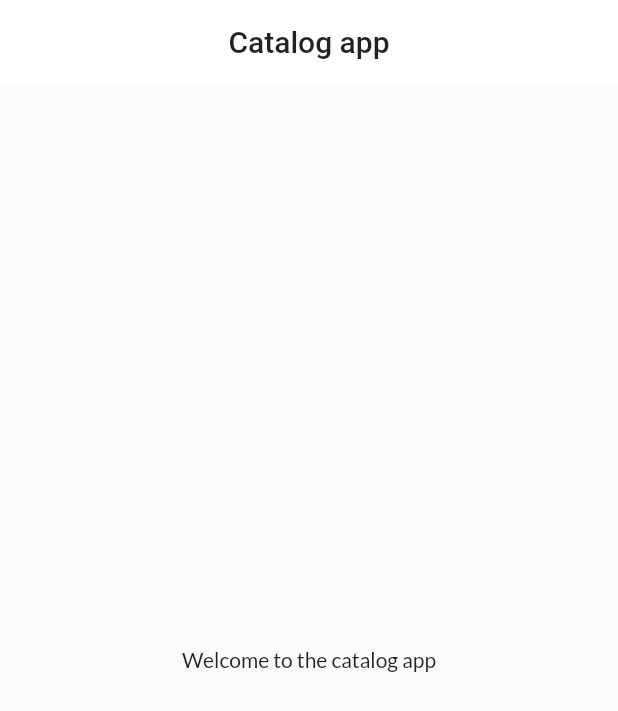
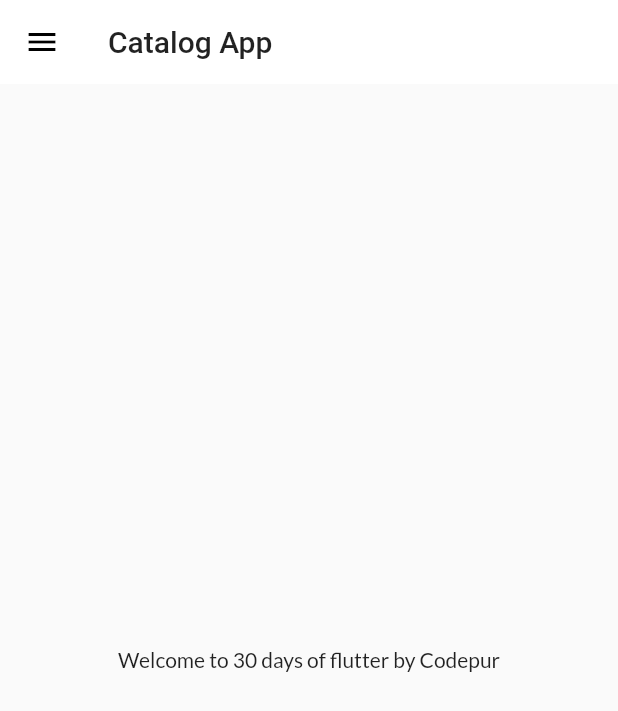
Before and after one commit to nischal08/catalog_app, a Flutter app: the screen it shows after launch, on a phone screen of 412 x 824 dp. Shown: the top 711 px of the screen. Run offline on Flutter 3.47's test engine with Material 2 defaults, Android fonts, the light colour scheme and no system bars; our stand-ins replace google_fonts.

Commit message:
day10 completed

```diff
--- a/lib/main.dart
+++ b/lib/main.dart
@@ -1,8 +1,8 @@
-import 'package:catalog_app/pages/home_page.dart';
 import 'package:catalog_app/pages/login_page.dart';
-import 'package:catalog_app/widgets/themes.dart';
+import 'package:catalog_app/utils/routes.dart';
 import 'package:flutter/material.dart';
-import 'package:google_fonts/google_fonts.dart';
+import 'pages/home_page.dart';
+import 'widgets/themes.dart';
 
 void main() {
   runApp(MyApp());
@@ -12,13 +12,15 @@ class MyApp extends StatelessWidget {
   @override
   Widget build(BuildContext context) {
     return MaterialApp(
-      themeMode: ThemeMode.system,
+      themeMode: ThemeMode.light,
       theme: MyTheme.lightTheme(context),
       darkTheme: MyTheme.darkTheme(context),
-      initialRoute: HomePage.routeName,
+      debugShowCheckedModeBanner: false,
+      initialRoute: MyRoutes.homeRoute,
       routes: {
-        HomePage.routeName: (context) => HomePage(),
-        LoginPage.routeName: (context) => LoginPage(),
+        "/": (context) => LoginPage(),
+        MyRoutes.homeRoute: (context) => HomePage(),
+        MyRoutes.loginRoute: (context) => LoginPage()
       },
     );
   }
--- a/lib/pages/home_page.dart
+++ b/lib/pages/home_page.dart
@@ -1,18 +1,22 @@
+import 'package:catalog_app/widgets/drawer.dart';
 import 'package:flutter/material.dart';
 
+
 class HomePage extends StatelessWidget {
-  static  const routeName='/';
+  final int days = 30;
+  final String name = "Codepur";
   @override
   Widget build(BuildContext context) {
-    return Material(
-      child: Scaffold(
-        appBar: AppBar(title: Text("Catalog app"),),
-        body: Center(
-          child: Container(
-            child: Text('Welcome to the catalog app'),
-          ),
+    return Scaffold(
+      appBar: AppBar(
+        title: Text("Catalog App"),
+      ),
+      body: Center(
+        child: Container(
+          child: Text("Welcome to $days days of flutter by $name"),
         ),
       ),
+      drawer: MyDrawer(),
     );
   }
 }
--- /dev/null
+++ b/lib/utils/routes.dart
@@ -0,0 +1,4 @@
+class MyRoutes {
+  static String loginRoute = "/login";
+  static String homeRoute = "/home";
+}
--- a/lib/widgets/themes.dart
+++ b/lib/widgets/themes.dart
@@ -3,15 +3,15 @@ import 'package:google_fonts/google_fonts.dart';
 
 class MyTheme {
   static ThemeData lightTheme(BuildContext context) => ThemeData(
-        fontFamily: GoogleFonts.lato().fontFamily,
-        primarySwatch: Colors.deepPurple,
-        appBarTheme: AppBarTheme(
-            centerTitle: true,
-            color: Colors.white,
-            elevation: 0.0,
-            iconTheme: IconThemeData(color: Colors.black),
-            textTheme: Theme.of(context).textTheme),
-      );
+      primarySwatch: Colors.deepPurple,
+      fontFamily: GoogleFonts.lato().fontFamily,
+      appBarTheme: AppBarTheme(
+        color: Colors.white,
+        elevation: 0.0,
+        iconTheme: IconThemeData(color: Colors.black),
+        textTheme: Theme.of(context).textTheme,
+      ));
+
   static ThemeData darkTheme(BuildContext context) => ThemeData(
         brightness: Brightness.dark,
       );
```
Also changed, not shown: lib/models/catalog.dart (+9 -10 lines), lib/pages/login_page.dart (+42 -37 lines), lib/widgets/drawer.dart (added, +70 -0 lines).
